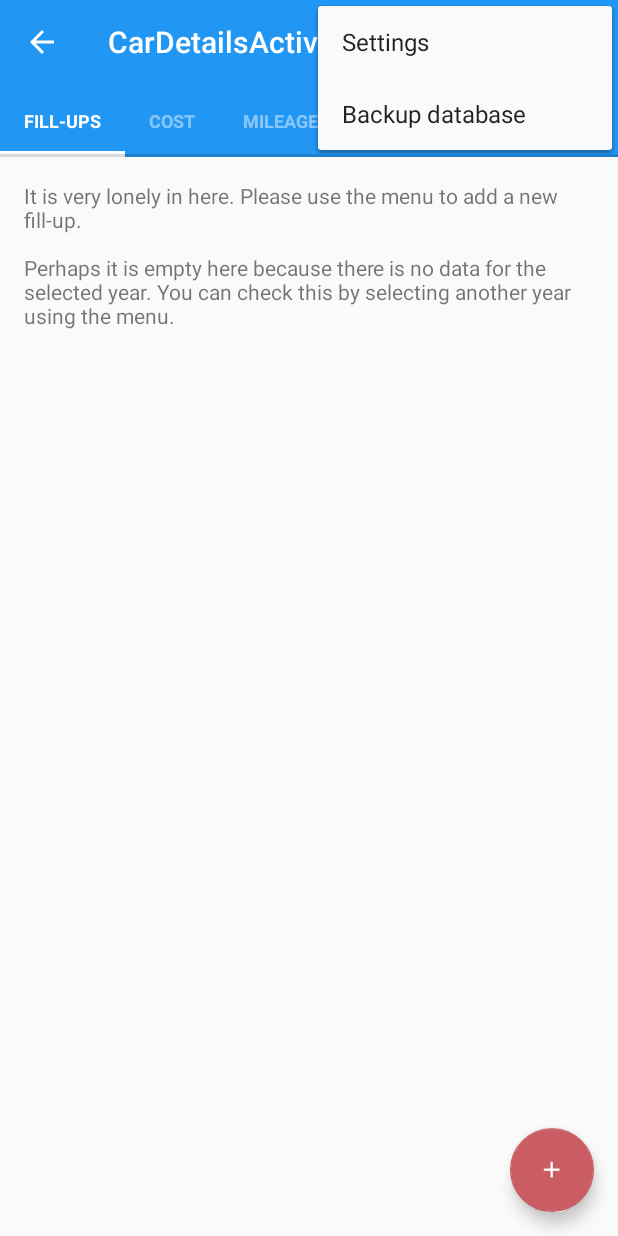
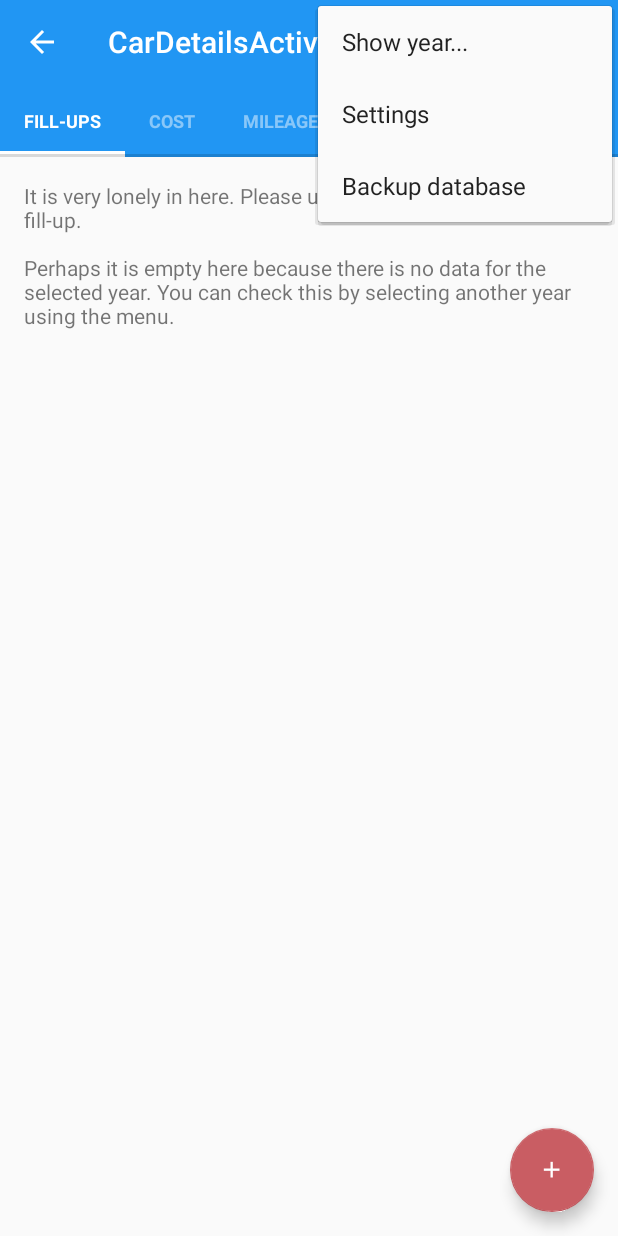
Before and after one commit to jcbaar/MoneyPit, an Android app: the CarDetailsActivity screen opened directly, with no data from a screen before it, with the options menu open, on a phone screen of 412 x 824 dp. Run offline under Robolectric (Android 15) with nearby library versions, the phone set to English and light mode, and no system bars; libraries missing offline, so code that uses them is left out: com.afollestad.materialdialogs, com.melnykov.fab; plain views replace FloatingActionButton.

Commit message:
- Added the possibility for the user to select the year of data they want to see.

```diff
--- a/app/src/main/java/com/development/jaba/moneypit/AddOrEditCarActivity.java
+++ b/app/src/main/java/com/development/jaba/moneypit/AddOrEditCarActivity.java
@@ -82,8 +82,8 @@ public class AddOrEditCarActivity extends ActionBarActivity {
         volumeUnits = (Spinner) findViewById(R.id.carVolumeUnit);
 
         // Load up the contents of the Spinners.
-        ArrayAdapter<CharSequence> distanceAdapter = ArrayAdapter.createFromResource(this, R.array.distance_units, android.R.layout.simple_spinner_item);
-        ArrayAdapter<CharSequence> volumeAdapter = ArrayAdapter.createFromResource(this, R.array.volume_units, android.R.layout.simple_spinner_item);
+        ArrayAdapter<CharSequence> distanceAdapter = ArrayAdapter.createFromResource(this, R.array.distance_units, R.layout.spinner_row_template);
+        ArrayAdapter<CharSequence> volumeAdapter = ArrayAdapter.createFromResource(this, R.array.volume_units, R.layout.spinner_row_template);
 
         distanceAdapter.setDropDownViewResource(android.R.layout.simple_spinner_dropdown_item);
         volumeAdapter.setDropDownViewResource(android.R.layout.simple_spinner_dropdown_item);
--- a/app/src/main/java/com/development/jaba/moneypit/CarDetailsActivity.java
+++ b/app/src/main/java/com/development/jaba/moneypit/CarDetailsActivity.java
@@ -1,5 +1,6 @@
 package com.development.jaba.moneypit;
 
+import java.util.Date;
 import java.util.Locale;
 
 import android.support.v7.app.ActionBarActivity;
@@ -15,10 +16,14 @@ import android.view.Menu;
 import android.view.MenuItem;
 import android.view.View;
 import android.view.ViewGroup;
+import android.widget.Spinner;
 
+import com.afollestad.materialdialogs.MaterialDialog;
+import com.development.jaba.database.Utils;
 import com.development.jaba.fragments.BaseFragment;
 import com.development.jaba.fragments.CarDetailsFillupsFragment;
 import com.development.jaba.model.Car;
+import com.development.jaba.utilities.DialogHelper;
 import com.development.jaba.view.SlidingTabLayout;
 
 public class CarDetailsActivity extends ActionBarActivity {
@@ -27,6 +32,11 @@ public class CarDetailsActivity extends ActionBarActivity {
      * The {@link Car} entity to show the details of.
      */
     private Car mCarToShow;
+
+    /**
+     * The currently selected year.
+     */
+    private int mCurrentYear;
 
     /**
      * The {@link android.support.v4.view.PagerAdapter} that will provide
@@ -56,12 +66,15 @@ public class CarDetailsActivity extends ActionBarActivity {
         Toolbar toolbar = (Toolbar) findViewById(R.id.app_bar);
         setSupportActionBar(toolbar);
 
+        // By default we show the current year.
+        mCurrentYear = Utils.getYearFromDate(new Date());
+
         // Extract the Car instance
         Bundle b = getIntent().getExtras();
         if( b != null) {
             mCarToShow = (Car)b.getSerializable("Car");
             if(mCarToShow != null) {
-                setTitle(mCarToShow.toString());
+                setTitle(mCarToShow.toString() + " - " + String.valueOf(mCurrentYear));
             }
         }
 
@@ -112,7 +125,35 @@ public class CarDetailsActivity extends ActionBarActivity {
         int id = item.getItemId();
 
         //noinspection SimplifiableIfStatement
-        if (id == R.id.action_settings) {
+        if(id == R.id.selectYear) {
+            // Let the user select the year of data they want to see.
+            DialogHelper.showYearSelectionDialog(mCarToShow, mCurrentYear, new MaterialDialog.ButtonCallback() {
+                @Override
+                public void onPositive(MaterialDialog dialog) {
+                    super.onPositive(dialog);
+
+                    // Get the currently selected item from the view. This
+                    // will contain the selected year.
+                    View view = dialog.getCustomView();
+                    Spinner spinner = (Spinner) view.findViewById(R.id.spinner);
+                    int year = Integer.parseInt(spinner.getSelectedItem().toString());
+
+                    // Broadcast the year selection to all fragments. They need to know what year
+                    // was selected so they they can update their contents.
+                    for ( int i = 0; i < mSectionsPagerAdapter.getCount(); i++) {
+                        BaseFragment fragment = mSectionsPagerAdapter.getFragmentAt(mViewPager.getCurrentItem());
+                        if (fragment != null) {
+                            fragment.onYearSelected(year);
+                        }
+                    }
+
+                    // Save the selected year.
+                    mCurrentYear = year;
+                    setTitle(mCarToShow.toString() + " - " + String.valueOf(mCurrentYear));
+                }
+            }, this);
+        }
+        else if (id == R.id.action_settings) {
             return true;
         }
 
--- a/app/src/main/res/layout/activity_add_or_edit_car.xml
+++ b/app/src/main/res/layout/activity_add_or_edit_car.xml
@@ -95,7 +95,7 @@
                             android:layout_height="wrap_content"
                             android:text="@string/carDistanceUnit"
                             android:textSize="@dimen/abc_text_size_small_material"
-                            android:paddingLeft="8dp" />
+                            android:paddingLeft="4dp" />
 
                         <Spinner
                             android:id="@+id/carDistanceUnit"
@@ -115,7 +115,7 @@
                             android:layout_height="wrap_content"
                             android:text="@string/carVolumeUnit"
                             android:textSize="@dimen/abc_text_size_small_material"
-                            android:paddingLeft="8dp" />
+                            android:paddingLeft="4dp" />
 
                         <Spinner
                             android:id="@+id/carVolumeUnit"
--- /dev/null
+++ b/app/src/main/res/layout/spinner_row_template.xml
@@ -0,0 +1,6 @@
+<?xml version="1.0" encoding="utf-8"?>
+<TextView xmlns:android="http://schemas.android.com/apk/res/android"
+    android:layout_width="match_parent"
+    android:layout_height="wrap_content"
+    android:textAppearance="?android:textAppearanceMedium"
+    android:padding="@dimen/abc_control_padding_material"/>
--- a/app/src/main/res/menu/menu_car_details.xml
+++ b/app/src/main/res/menu/menu_car_details.xml
@@ -2,6 +2,15 @@
     xmlns:app="http://schemas.android.com/apk/res-auto"
     xmlns:tools="http://schemas.android.com/tools"
     tools:context="com.development.jaba.moneypit.CarDetailsActivity">
-    <item android:id="@+id/action_settings" android:title="@string/action_settings"
-        android:orderInCategory="100" app:showAsAction="never" />
+    <item
+        android:id="@+id/selectYear"
+        android:orderInCategory="100"
+        android:title="@string/action_select_year"
+        app:showAsAction="never" />
+
+    <item
+        android:id="@+id/action_settings"
+        android:orderInCategory="101"
+        android:title="@string/action_settings"
+        app:showAsAction="never" />
 </menu>
```
Also changed, not shown: app/src/main/java/com/development/jaba/adapters/FillupRowAdapter.java (+10 -0 lines), app/src/main/java/com/development/jaba/database/MoneyPitDbContext.java (+37 -0 lines), app/src/main/java/com/development/jaba/fragments/BaseFragment.java (+9 -0 lines), app/src/main/java/com/development/jaba/fragments/CarDetailsFillupsFragment.java (+7 -4 lines), app/src/main/java/com/development/jaba/utilities/DialogHelper.java (+56 -0 lines), app/src/main/res/layout/dialog_select_year.xml (added, +28 -0 lines), app/src/main/res/menu/menu_add_or_edit_fillup.xml (+6 -2 lines), app/src/main/res/values/strings.xml (+6 -1 lines).
